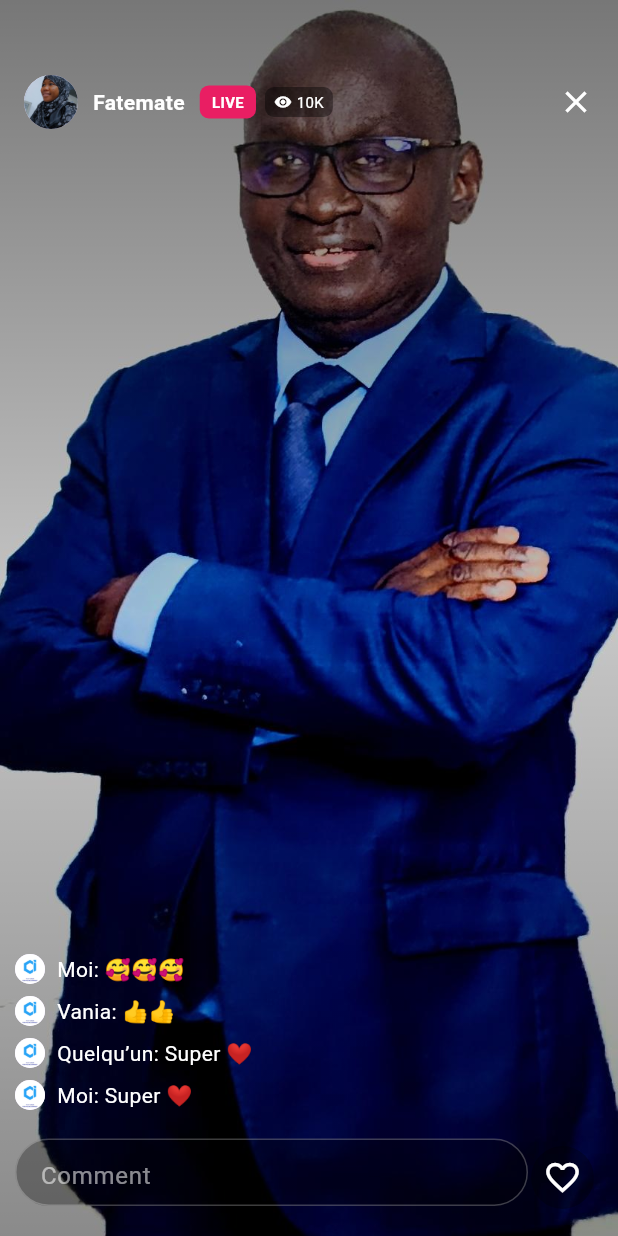
After one commit to Oliviervoyager225/siade2, a Flutter app: the Live screen opened directly, on a phone screen of 412 x 824 dp. The commit adds this screen. Run offline on Flutter 3.47's test engine with Material 3 defaults, Android fonts, the phone set to English and light mode, and no system bars; our stand-ins replace carousel_slider, gap, google_maps_flutter, sizer, video_player.

Commit message:
feat: update

```diff
--- /dev/null
+++ b/lib/src/features/home/pages/live.dart
@@ -0,0 +1,254 @@
+import 'dart:math';
+import 'package:flutter/material.dart';
+
+class Live extends StatefulWidget {
+  const Live({super.key});
+
+  @override
+  State<Live> createState() => _LiveState();
+}
+
+class _LiveState extends State<Live> with TickerProviderStateMixin {
+  final List<String> comments = [
+    'Moi: Super ❤️',
+    'Quelqu’un: Super ❤️',
+    'Vania: 👍👍',
+    'Moi: 🥰🥰🥰',
+  ];
+
+  late AnimationController _heartController;
+  final List<Offset> _hearts = [];
+
+  @override
+  void initState() {
+    super.initState();
+
+    _heartController = AnimationController(
+      vsync: this,
+      duration: const Duration(seconds: 2),
+    )..addListener(() {
+        setState(() {});
+      });
+  }
+
+  @override
+  void dispose() {
+    _heartController.dispose();
+    super.dispose();
+  }
+
+  void _addHeart() {
+    setState(() {
+      _hearts.add(Offset(Random().nextDouble(), 1.0));
+    });
+
+    _heartController.forward(from: 0);
+  }
+
+  @override
+  Widget build(BuildContext context) {
+    return Scaffold(
+      backgroundColor: const Color(0xFF08042A),
+      body: Stack(
+        children: [
+          // 🎥 Fond (image simulant la vidéo live)
+          Positioned.fill(
+            child: Image.asset(
+              'assets/images/profile_image.jpg', // ou remplace par un stream video_player
+              fit: BoxFit.cover,
+            ),
+          ),
+
+          // 🌫️ Overlay léger
+          Positioned.fill(
+            child: Container(
+              decoration: BoxDecoration(
+                gradient: LinearGradient(
+                  colors: [
+                    Colors.black.withOpacity(0.4),
+                    Colors.transparent,
+                    Colors.black.withOpacity(0.3),
+                  ],
+                  begin: Alignment.topCenter,
+                  end: Alignment.bottomCenter,
+                ),
+              ),
+            ),
+          ),
+
+          // --- Barre supérieure (profil + LIVE + vues + fermer) ---
+          Positioned(
+            top: 50,
+            left: 16,
+            right: 16,
+            child: Row(
+              mainAxisAlignment: MainAxisAlignment.spaceBetween,
+              children: [
+                // Profil
+                Row(
+                  children: [
+                    CircleAvatar(
+                      radius: 18,
+                      backgroundImage:
+                          AssetImage('assets/images/photo_profile.jpg'),
+                    ),
+                    const SizedBox(width: 10),
+                    const Text(
+                      'Fatemate',
+                      style: TextStyle(
+                        color: Colors.white,
+                        fontWeight: FontWeight.bold,
+                      ),
+                    ),
+                    const SizedBox(width: 10),
+                    Container(
+                      padding: const EdgeInsets.symmetric(
+                          horizontal: 8, vertical: 4),
+                      decoration: BoxDecoration(
+                        color: Colors.pink,
+                        borderRadius: BorderRadius.circular(6),
+                      ),
+                      child: const Text(
+                        'LIVE',
+                        style: TextStyle(
+                          color: Colors.white,
+                          fontSize: 10,
+                          fontWeight: FontWeight.bold,
+                        ),
+                      ),
+                    ),
+                    const SizedBox(width: 6),
+                    Container(
+                      padding: const EdgeInsets.symmetric(
+                          horizontal: 6, vertical: 3),
+                      decoration: BoxDecoration(
+                        color: Colors.black.withOpacity(0.4),
+                        borderRadius: BorderRadius.circular(6),
+                      ),
+                      child: Row(
+                        children: const [
+                          Icon(Icons.visibility,
+                              color: Colors.white, size: 12),
+                          SizedBox(width: 3),
+                          Text('10K',
+                              style:
+                                  TextStyle(color: Colors.white, fontSize: 10)),
+                        ],
+                      ),
+                    ),
+                  ],
+                ),
+                // Bouton fermer
+                GestureDetector(
+                  onTap: () => Navigator.pop(context),
+                  child: const Icon(Icons.close, color: Colors.white),
+                ),
+              ],
+            ),
+          ),
+
+          // --- Liste des commentaires (bas gauche) ---
+          Positioned(
+            bottom: 80,
+            left: 10,
+            right: 80,
+            child: ListView.builder(
+              reverse: true,
+              shrinkWrap: true,
+              itemCount: comments.length,
+              itemBuilder: (context, index) {
+                final comment = comments[index];
+                return Padding(
+                  padding: const EdgeInsets.symmetric(vertical: 4),
+                  child: Row(
+                    children: [
+                      CircleAvatar(
+                        radius: 10,
+                        backgroundImage: AssetImage(
+                            'assets/images/profile_1.jpg'),
+                      ),
+                      const SizedBox(width: 8),
+                      Expanded(
+                        child: Text(
+                          comment,
+                          style: const TextStyle(color: Colors.white),
+                        ),
+                      ),
+                    ],
+                  ),
+                );
+              },
+            ),
+          ),
+
+          // --- Cœurs animés (bas droite) ---
+          Positioned.fill(
+            child: Stack(
+              children: _hearts.map((offset) {
+                final index = _hearts.indexOf(offset);
+                final animationValue =
+                    Curves.easeOut.transform(_heartController.value);
+                final dy = 1.0 - (animationValue * 1.2);
+                return Positioned(
+                  right: 30 + Random().nextDouble() * 20,
+                  bottom:
+                      MediaQuery.of(context).size.height * (offset.dy * dy),
+                  child: Opacity(
+                    opacity: 1 - animationValue,
+                    child: Icon(
+                      Icons.favorite,
+                      color: Colors.pinkAccent.shade100,
+                      size: 28 + Random().nextDouble() * 10,
+                    ),
+                  ),
+                );
+              }).toList(),
+            ),
+          ),
+
+          // --- Zone de saisie de commentaire (bas) ---
+          Positioned(
+            bottom: 20,
+            left: 10,
+            right: 60,
+            child: Container(
+              height: 45,
+              decoration: BoxDecoration(
+                color: Colors.black.withOpacity(0.3),
+                borderRadius: BorderRadius.circular(25),
+                border: Border.all(color: Colors.white24),
+              ),
+              padding: const EdgeInsets.symmetric(horizontal: 16),
+              child: const TextField(
+                style: TextStyle(color: Colors.white),
+                decoration: InputDecoration(
+                  hintText: 'Comment',
+                  hintStyle: TextStyle(color: Colors.white54),
+                  border: InputBorder.none,
+                ),
+              ),
+            ),
+          ),
+
+          // --- Bouton cœur (bas droite) ---
+          Positioned(
+            bottom: 18,
+            right: 16,
+            child: GestureDetector(
+              onTap: _addHeart,
+              child: Container(
+                padding: const EdgeInsets.all(8),
+                decoration: BoxDecoration(
+                  shape: BoxShape.circle,
+                  color: Colors.black.withOpacity(0.3),
+                ),
+                child:
+                    const Icon(Icons.favorite_border, color: Colors.white, size: 26),
+              ),
+            ),
+          ),
+        ],
+      ),
+    );
+  }
+}
--- a/lib/src/features/home/pages/pages.dart
+++ b/lib/src/features/home/pages/pages.dart
@@ -13,3 +13,5 @@ export 'restaurant_page.dart';
 export 'preview_image.dart';
 export 'preview_video.dart';
 export 'details_dish.dart';
+export 'live.dart';
+export 'location.dart';
--- a/pubspec.yaml
+++ b/pubspec.yaml
@@ -20,6 +20,7 @@ dependencies:
   go_router:
   flutter_staggered_grid_view:
   video_player:
+  google_maps_flutter:
 
   # The following adds the Cupertino Icons font to your application.
   # Use with the CupertinoIcons class for iOS style icons.
```
Also changed, not shown: lib/src/features/home/pages/custom_drawer.dart (+7 -2 lines), lib/src/features/home/pages/location.dart (added, +301 -0 lines), pubspec.lock.
